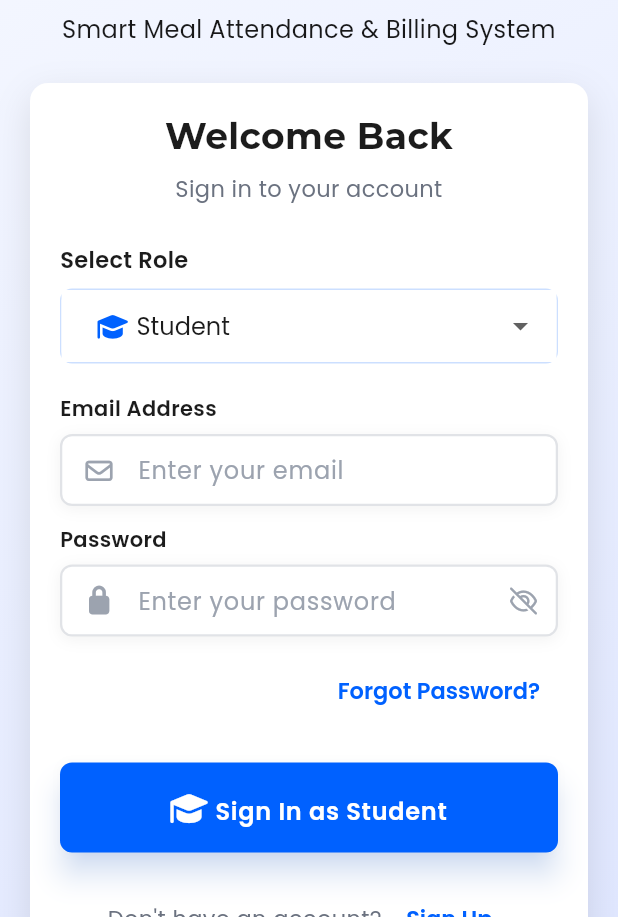
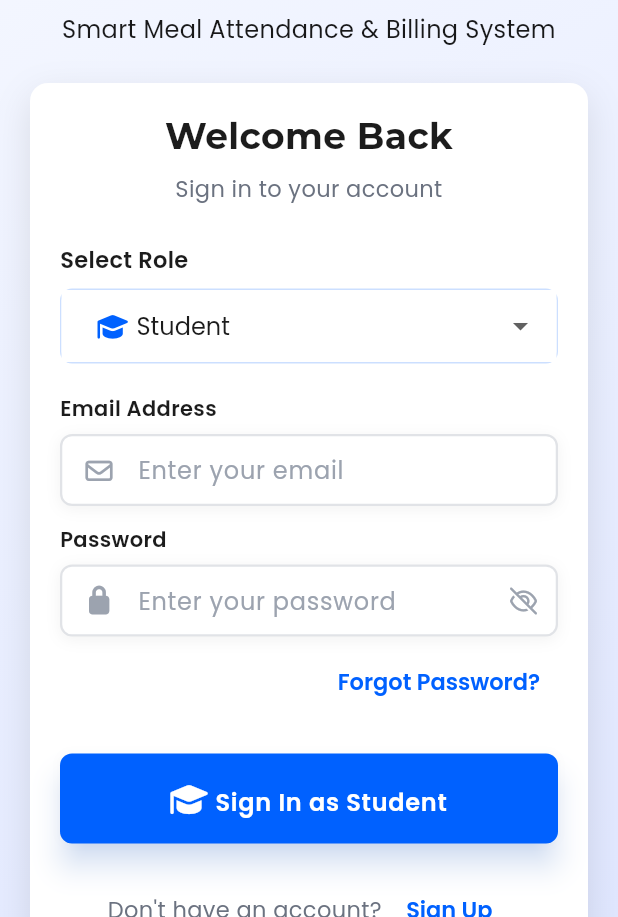
Before and after one commit to Muhammad-Umair-Gujjar/mess_management_system, a Flutter app: the screen it shows after launch, on a phone screen of 412 x 824 dp, the part 319-1236 px from its top. Run offline on Flutter 3.47's test engine with Material 3 defaults, Android fonts, the phone set to English and light mode, and no system bars; drawn by our look-alikes of flutter_animate; our stand-ins replace cloud_firestore, firebase_auth, firebase_core, font_awesome_flutter, get, glassmorphism and 2 more; accounts and stored records are empty; network calls fail.

```diff
--- a/lib/app/modules/admin/pages/admin_overview_page/components/pending_approvals_card.dart
+++ b/lib/app/modules/admin/pages/admin_overview_page/components/pending_approvals_card.dart
@@ -183,7 +183,7 @@ class PendingApprovalsCard extends StatelessWidget {
                               SizedBox(
                                 width: ResponsiveHelper.getSpacing(
                                   context,
-                                  'small',
+                                  'xs',
                                 ),
                               ),
                               _buildInfoChip(context, 'Hostel', request.hostel),
@@ -288,6 +288,7 @@ class PendingApprovalsCard extends StatelessWidget {
       ),
       child: Text(
         '$label: $value',
+        overflow: TextOverflow.ellipsis,
         style: AppTextStyles.caption.copyWith(
           color: AppColors.primary,
           fontWeight: FontWeight.w500,
--- a/lib/app/modules/auth/enhanced_login_page.dart
+++ b/lib/app/modules/auth/enhanced_login_page.dart
@@ -339,7 +339,7 @@ class _EnhancedLoginPageState extends State<EnhancedLoginPage> {
               prefixIcon: FontAwesomeIcons.lock,
             ).animate().fadeIn(delay: 900.ms).slideX(begin: -0.3),
 
-            SizedBox(height: ResponsiveHelper.getSpacing(context, 'medium')),
+            SizedBox(height: ResponsiveHelper.getSpacing(context, 'xsmall')),
 
             // Remember Me & Forgot Password Row
             _buildRememberForgotRow(),
--- a/lib/app/modules/student/pages/student_view_attendance/components/attendance_calendar_card.dart
+++ b/lib/app/modules/student/pages/student_view_attendance/components/attendance_calendar_card.dart
@@ -56,7 +56,7 @@ class AttendanceCalendarCard extends StatelessWidget {
       mainAxisAlignment: MainAxisAlignment.spaceBetween,
       children: [
         Expanded(
-          flex: 3,
+          flex: (ResponsiveHelper.isMobile(context) ? 7 : 5),
           child: Column(
             crossAxisAlignment: CrossAxisAlignment.start,
             children: [
@@ -74,6 +74,7 @@ class AttendanceCalendarCard extends StatelessWidget {
               SizedBox(height: ResponsiveHelper.getSpacing(context, 'xs')),
               Text(
                 'Track your daily meal attendance',
+
                 style: AppTextStyles.body2.copyWith(
                   color: AppColors.textLight,
                   fontSize: ResponsiveHelper.getResponsiveFontSize(
@@ -87,7 +88,7 @@ class AttendanceCalendarCard extends StatelessWidget {
             ],
           ),
         ),
-        Expanded(flex: 2, child: _buildFormatToggle(context)),
+        Expanded(flex: (ResponsiveHelper.isMobile(context) ? 5 : 3), child: _buildFormatToggle(context)),
       ],
     );
   }
```
